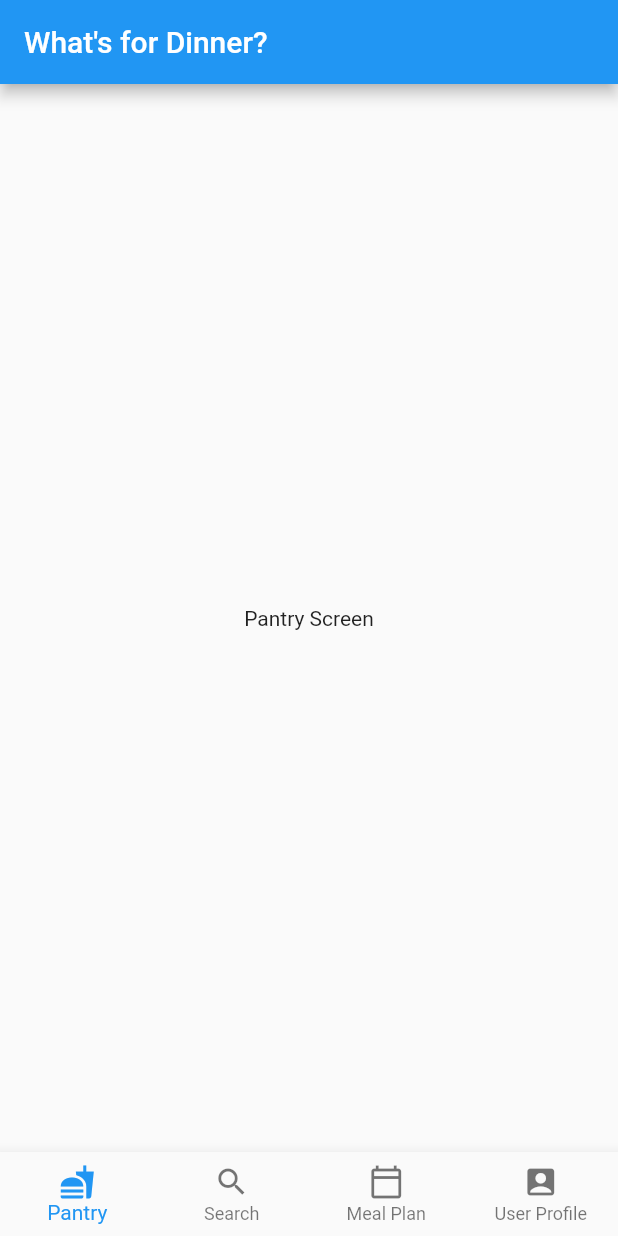
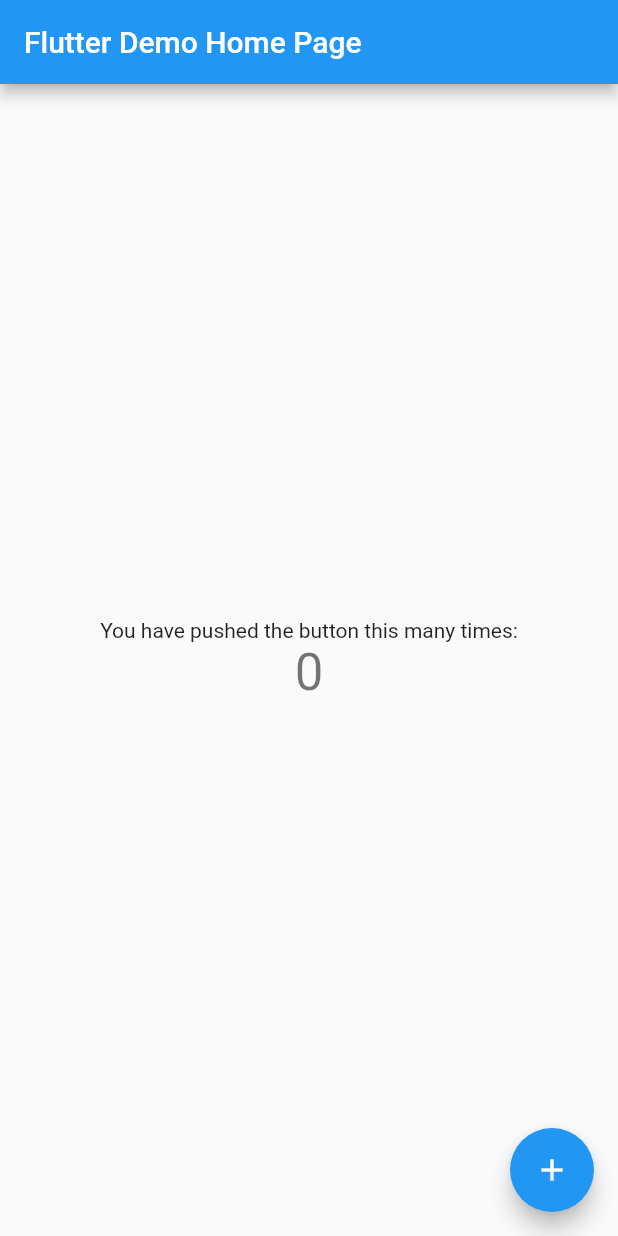
Before and after one commit to JoJaJones/Whats-For-Dinner, a Flutter app: the screen it shows after launch, on a phone screen of 412 x 824 dp. Run offline on Flutter 3.47's test engine with Material 2 defaults, Android fonts, the phone set to English and light mode, and no system bars.

Commit message:
Revert "Added basic navbar and screen placeholders"
This reverts commit 3fdff851d21827b6b19236dad3580b424f0f1035.

```diff
--- a/lib/main.dart
+++ b/lib/main.dart
@@ -1,5 +1,4 @@
 import 'package:flutter/material.dart';
-import 'package:whats_for_dinner/nav.dart';
 
 void main() {
   runApp(App());
@@ -9,15 +8,113 @@ class App extends StatelessWidget {
   static final routes = {
 
   };
+  // This widget is the root of your application.
   @override
   Widget build(BuildContext context) {
     return MaterialApp(
-      title: 'What\'s for dinner',
+      title: 'Flutter Demo',
       theme: ThemeData(
+        // This is the theme of your application.
+        //
+        // Try running your application with "flutter run". You'll see the
+        // application has a blue toolbar. Then, without quitting the app, try
+        // changing the primarySwatch below to Colors.green and then invoke
+        // "hot reload" (press "r" in the console where you ran "flutter run",
+        // or simply save your changes to "hot reload" in a Flutter IDE).
+        // Notice that the counter didn't reset back to zero; the application
+        // is not restarted.
         primarySwatch: Colors.blue,
+        // This makes the visual density adapt to the platform that you run
+        // the app on. For desktop platforms, the controls will be smaller and
+        // closer together (more dense) than on mobile platforms.
         visualDensity: VisualDensity.adaptivePlatformDensity,
       ),
-      home: Nav(),
+      home: MyHomePage(title: 'Flutter Demo Home Page'),
     );
   }
 }
+
+class MyHomePage extends StatefulWidget {
+  MyHomePage({Key key, this.title}) : super(key: key);
+
+  // This widget is the home page of your application. It is stateful, meaning
+  // that it has a State object (defined below) that contains fields that affect
+  // how it looks.
+
+  // This class is the configuration for the state. It holds the values (in this
+  // case the title) provided by the parent (in this case the App widget) and
+  // used by the build method of the State. Fields in a Widget subclass are
+  // always marked "final".
+
+  final String title;
+
+  @override
+  _MyHomePageState createState() => _MyHomePageState();
+}
+
+class _MyHomePageState extends State<MyHomePage> {
+  int _counter = 0;
+
+  void _incrementCounter() {
+    setState(() {
+      // This call to setState tells the Flutter framework that something has
+      // changed in this State, which causes it to rerun the build method below
+      // so that the display can reflect the updated values. If we changed
+      // _counter without calling setState(), then the build method would not be
+      // called again, and so nothing would appear to happen.
+      _counter++;
+    });
+  }
+
+  @override
+  Widget build(BuildContext context) {
+    // This method is rerun every time setState is called, for instance as done
+    // by the _incrementCounter method above.
+    //
+    // The Flutter framework has been optimized to make rerunning build methods
+    // fast, so that you can just rebuild anything that needs updating rather
+    // than having to individually change instances of widgets.
+    return Scaffold(
+      appBar: AppBar(
+        // Here we take the value from the MyHomePage object that was created by
+        // the App.build method, and use it to set our appbar title.
+        title: Text(widget.title),
+      ),
+      body: Center(
+        // Center is a layout widget. It takes a single child and positions it
+        // in the middle of the parent.
+        child: Column(
+          // Column is also a layout widget. It takes a list of children and
+          // arranges them vertically. By default, it sizes itself to fit its
+          // children horizontally, and tries to be as tall as its parent.
+          //
+          // Invoke "debug painting" (press "p" in the console, choose the
+          // "Toggle Debug Paint" action from the Flutter Inspector in Android
+          // Studio, or the "Toggle Debug Paint" command in Visual Studio Code)
+          // to see the wireframe for each widget.
+          //
+          // Column has various properties to control how it sizes itself and
+          // how it positions its children. Here we use mainAxisAlignment to
+          // center the children vertically; the main axis here is the vertical
+          // axis because Columns are vertical (the cross axis would be
+          // horizontal).
+          mainAxisAlignment: MainAxisAlignment.center,
+          children: <Widget>[
+            Text(
+              'You have pushed the button this many times:',
+            ),
+            Text(
+              '$_counter',
+              style: Theme.of(context).textTheme.headline4,
+            ),
+          ],
+        ),
+      ),
+      floatingActionButton: FloatingActionButton(
+        onPressed: _incrementCounter,
+        tooltip: 'Increment',
+        child: Icon(Icons.add),
+      ), // This trailing comma makes auto-formatting nicer for build methods.
+    );
+  }
+}
--- a/lib/nav.dart
+++ /dev/null
@@ -1,62 +0,0 @@
-import 'package:flutter/material.dart';
-import 'package:whats_for_dinner/pantry_screen.dart';
-import 'package:whats_for_dinner/planner_screen.dart';
-import 'package:whats_for_dinner/search_screen.dart';
-import 'package:whats_for_dinner/profile_screen.dart';
-
-class Nav extends StatefulWidget {
-  @override
-  _NavState createState() => _NavState();
-}
-
-class _NavState extends State<Nav>{
-  int _selectedScreen = 0;
-  List<Widget> _screenOptions = <Widget>[
-    PantryScreen(),
-    SearchScreen(),
-    PlannerScreen(),
-    ProfileScreen(),
-  ];
-
-  void _onNavChange(int index){
-    setState(() {
-      _selectedScreen = index;
-    });
-  }
-
-  @override
-  Widget build(BuildContext context){
-    return Scaffold(
-        appBar: AppBar(
-          title: Text('What\'s for Dinner?'),
-        ),
-        body: IndexedStack (
-          index: _selectedScreen,
-          children: _screenOptions,
-        ),
-      bottomNavigationBar: BottomNavigationBar(
-        type: BottomNavigationBarType.fixed,
-        items: <BottomNavigationBarItem>[
-          BottomNavigationBarItem(
-              icon: Icon(Icons.fastfood),
-              label: 'Pantry'
-          ),
-          BottomNavigationBarItem(
-              icon: Icon(Icons.search),
-              label: 'Search'
-          ),
-          BottomNavigationBarItem(
-              icon: Icon(Icons.calendar_today_outlined),
-              label: 'Meal Plan'
-          ),
-          BottomNavigationBarItem(
-              icon: Icon(Icons.account_box),
-              label: 'User Profile'
-          ),
-        ],
-        currentIndex: _selectedScreen,
-        onTap: _onNavChange,
-      ),
-    );
-  }
-}
--- a/lib/pantry_screen.dart
+++ /dev/null
@@ -1,10 +0,0 @@
-import 'package:flutter/material.dart';
-
-class PantryScreen extends StatelessWidget {
-  @override
-  Widget build(BuildContext context){
-    return Center(
-      child: Text('Pantry Screen')
-    );
-  }
-}
```
Also changed, not shown: lib/navigation_bar.dart (deleted, +0 -57 lines), lib/planner_screen.dart (deleted, +0 -10 lines), lib/profile_screen.dart (deleted, +0 -10 lines), lib/search_screen.dart (deleted, +0 -10 lines), pubspec.lock, pubspec.yaml (line endings or trailing spaces), 38 other files.
